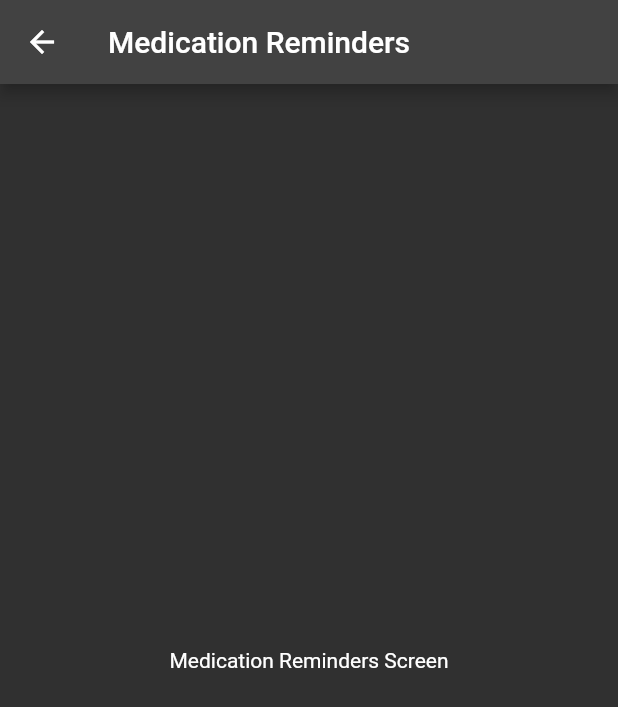
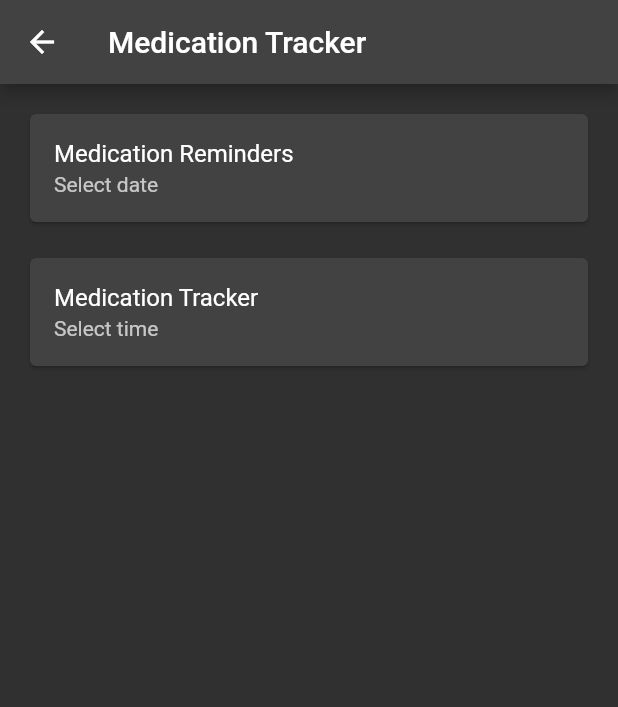
Before and after one commit to yashrathi-git/Serenity, a Flutter app: the MedicationRemindersScreen screen opened directly, on a phone screen of 412 x 824 dp. Shown: the top 707 px of the screen. Run offline on Flutter 3.47's test engine with Material 2 defaults, Android fonts, the phone set to English and light mode, and no system bars; our stand-ins replace cloud_firestore, firebase_auth, firebase_core, flutter_signin_button, google_sign_in, shared_preferences; accounts and stored records are empty.

Commit message:
Commit current changes

```diff
--- a/lib/screens/home_screen.dart
+++ b/lib/screens/home_screen.dart
@@ -2,7 +2,7 @@ import 'package:flutter/cupertino.dart';
 import 'package:flutter/material.dart';
 import 'package:firebase_auth/firebase_auth.dart';
 import 'package:cloud_firestore/cloud_firestore.dart';
-import 'package:serenity/screens/mindfulness/medication_home.dart';
+import 'package:serenity/screens/mindfulness/mindfulness_home.dart';
 import 'package:serenity/screens/mindfulness_screen.dart';
 import 'package:shared_preferences/shared_preferences.dart';
 
--- /dev/null
+++ b/lib/screens/mindfulness/medication_reminder.dart
@@ -0,0 +1,77 @@
+import 'package:flutter/material.dart';
+
+class MedicationRemindersScreen extends StatefulWidget {
+  @override
+  _MedicationRemindersScreenState createState() =>
+      _MedicationRemindersScreenState();
+}
+
+class _MedicationRemindersScreenState extends State<MedicationRemindersScreen> {
+  DateTime? selectedDate;
+  TimeOfDay? selectedTime;
+
+  Future<void> _openDatePicker() async {
+    final DateTime? picked = await showDatePicker(
+      context: context,
+      initialDate: selectedDate ?? DateTime.now(),
+      firstDate: DateTime(2000),
+      lastDate: DateTime(2100),
+    );
+    if (picked != null && picked != selectedDate) {
+      setState(() {
+        selectedDate = picked;
+      });
+    }
+  }
+
+  Future<void> _openTimePicker() async {
+    final TimeOfDay? picked = await showTimePicker(
+      context: context,
+      initialTime: selectedTime ?? TimeOfDay.now(),
+    );
+    if (picked != null && picked != selectedTime) {
+      setState(() {
+        selectedTime = picked;
+      });
+    }
+  }
+
+  @override
+  Widget build(BuildContext context) {
+    return Scaffold(
+      appBar: AppBar(
+        title: Text('Medication Tracker'),
+      ),
+      body: Padding(
+        padding: EdgeInsets.all(16.0),
+        child: Column(
+          children: [
+            Card(
+              child: ListTile(
+                title: Text('Medication Reminders'),
+                subtitle: Text(
+                  selectedDate == null
+                      ? 'Select date'
+                      : selectedDate.toString().substring(0, 10),
+                ),
+                onTap: _openDatePicker,
+              ),
+            ),
+            SizedBox(height: 16.0),
+            Card(
+              child: ListTile(
+                title: Text('Medication Tracker'),
+                subtitle: Text(
+                  selectedTime == null
+                      ? 'Select time'
+                      : selectedTime!.format(context),
+                ),
+                onTap: _openTimePicker,
+              ),
+            ),
+          ],
+        ),
+      ),
+    );
+  }
+}
--- a/lib/screens/mindfulness/medication_home.dart
+++ b/lib/screens/mindfulness/mindfulness_home.dart
@@ -1,4 +1,6 @@
 import 'package:flutter/material.dart';
+
+import 'medication_reminder.dart';
 
 class MedicationScreen extends StatelessWidget {
   @override
@@ -50,20 +52,6 @@ class MedicationScreen extends StatelessWidget {
   }
 }
 
-class MedicationRemindersScreen extends StatelessWidget {
-  @override
-  Widget build(BuildContext context) {
-    return Scaffold(
-      appBar: AppBar(
-        title: Text('Medication Reminders'),
-      ),
-      body: Center(
-        child: Text('Medication Reminders Screen'),
-      ),
-    );
-  }
-}
-
 class MenstrualCycleTrackerScreen extends StatelessWidget {
   @override
   Widget build(BuildContext context) {
```
